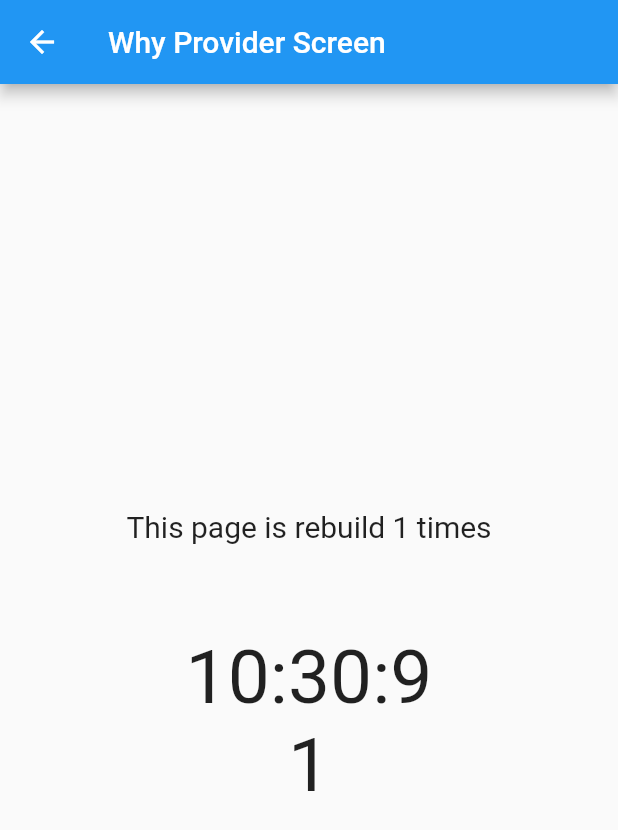
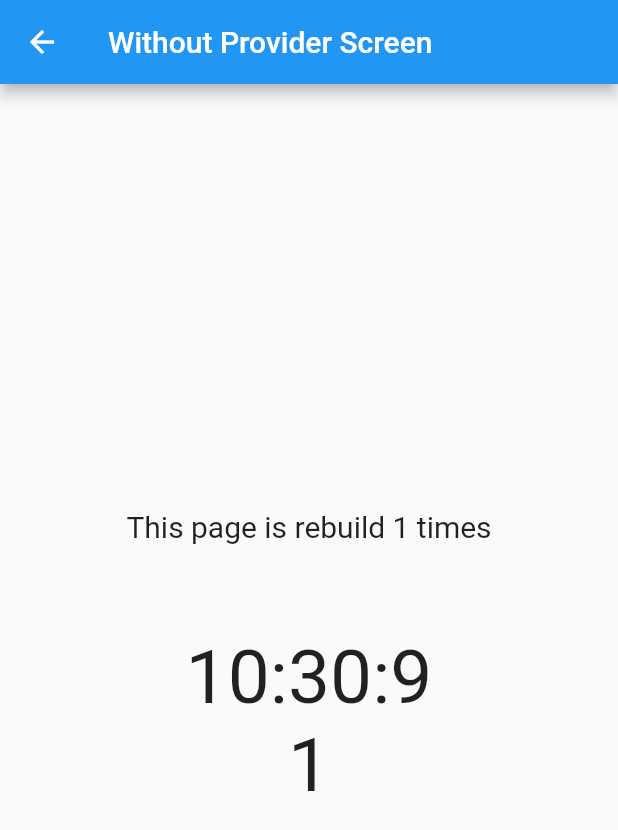
Before and after one commit to ThisIsAnshMalik/provider_state_management, a Flutter app: the WithoutProviderScreen screen opened directly, on a phone screen of 412 x 824 dp. Shown: the top 830 px of the screen. Run offline on Flutter 3.47's test engine with Material 2 defaults, Android fonts, the phone set to English and light mode, and no system bars.

Commit message:
a small change in without provider screen

```diff
--- a/lib/screens/without_provider_screen.dart
+++ b/lib/screens/without_provider_screen.dart
@@ -29,7 +29,7 @@ class _WithoutProviderScreenState extends State<WithoutProviderScreen> {
     print("build no $count");
     return Scaffold(
       appBar: AppBar(
-        title: const Text("Why Provider Screen"),
+        title: const Text("Without Provider Screen"),
       ),
       body: Column(
         mainAxisAlignment: MainAxisAlignment.center,
```
